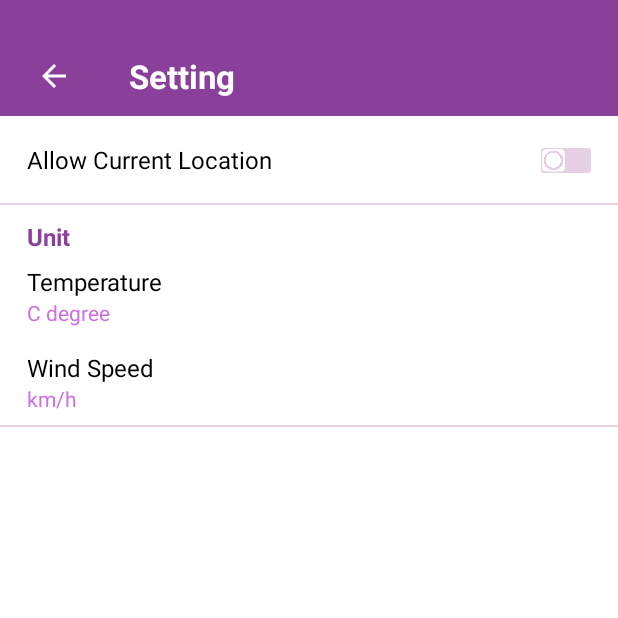
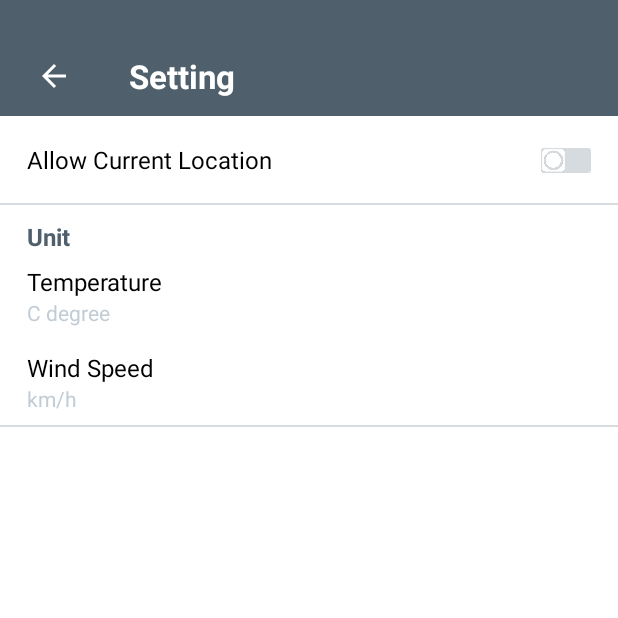
Before and after one commit to akaj-team/SpringFinal-Weather, an Android app: the MainActivity screen opened directly, with no data from a screen before it, after a tap on "Setting", on a phone screen of 412 x 824 dp, the top half of it. Run offline under Robolectric (Android 15) with nearby library versions, the phone set to English and light mode, and no system bars; our stand-ins replace Room's generated code; 2 other taps on this screen came first.

Commit message:
[Update] new color for UI

```diff
--- a/app/src/main/java/vn/asiantech/android/springfinalweather/kotlin/activity/MainActivity.kt
+++ b/app/src/main/java/vn/asiantech/android/springfinalweather/kotlin/activity/MainActivity.kt
@@ -73,7 +73,7 @@ class MainActivity : AppCompatActivity(),
         initData()
         when {
             intent.getBooleanExtra(Constants.FINDLOCATION, false) -> {
-                if (isOnline()){
+                if (isOnline()) {
                     checkLocationPermission()
                 } else {
                     Toast.makeText(this, R.string.connect_fail, Toast.LENGTH_SHORT).show()
@@ -160,7 +160,12 @@ class MainActivity : AppCompatActivity(),
     }
 
     private fun initData() {
-        mCityCollectionAdapter = CityCollectionAdapter(mListCityCollection, this)
+        val sharedPreferences = getSharedPreferences(getString(R.string.shared_preference_name), Context.MODE_PRIVATE)
+        mCityCollectionAdapter = CityCollectionAdapter(
+                mListCityCollection,
+                this,
+                sharedPreferences.getInt(Constants.UNIT_OF_TEMP, 0)
+        )
         mRecyclerView.adapter = mCityCollectionAdapter
         mRecyclerView.layoutManager = LinearLayoutManager(this)
         mViewPagerAdapter = ViewPagerAdapter(supportFragmentManager, mListCityCollection)
--- a/app/src/main/res/drawable/bg_track_checked.xml
+++ b/app/src/main/res/drawable/bg_track_checked.xml
@@ -2,5 +2,5 @@
 <shape xmlns:android="http://schemas.android.com/apk/res/android"
     android:shape="rectangle">
     <corners android:radius="2dp" />
-    <solid android:color="@color/colorPurple" />
+    <solid android:color="@color/colorMain" />
 </shape>
--- a/app/src/main/res/drawable/bg_track_unchecked.xml
+++ b/app/src/main/res/drawable/bg_track_unchecked.xml
@@ -2,5 +2,5 @@
 <shape xmlns:android="http://schemas.android.com/apk/res/android"
     android:shape="rectangle">
     <corners android:radius="2dp" />
-    <solid android:color="@color/colorViolet" />
+    <solid android:color="@color/colorFocus" />
 </shape>
--- a/app/src/main/res/drawable/bg_tv_when_press.xml
+++ b/app/src/main/res/drawable/bg_tv_when_press.xml
@@ -1,6 +1,6 @@
 <?xml version="1.0" encoding="utf-8"?>
 <selector xmlns:android="http://schemas.android.com/apk/res/android">
-    <item android:drawable="@color/colorViolet" android:state_focused="true" />
-    <item android:drawable="@color/colorViolet" android:state_pressed="true" />
+    <item android:drawable="@color/colorFocus" android:state_focused="true" />
+    <item android:drawable="@color/colorFocus" android:state_pressed="true" />
     <item android:drawable="@color/colorWhite" />
 </selector>
--- /dev/null
+++ b/app/src/main/res/drawable/ic_cancel_24dp.xml
@@ -0,0 +1,10 @@
+<vector xmlns:android="http://schemas.android.com/apk/res/android"
+    android:width="24dp"
+    android:height="24dp"
+    android:tint="#4f606c"
+    android:viewportHeight="24.0"
+    android:viewportWidth="24.0">
+    <path
+        android:fillColor="#FF000000"
+        android:pathData="M12,2C6.47,2 2,6.47 2,12s4.47,10 10,10 10,-4.47 10,-10S17.53,2 12,2zM17,15.59L15.59,17 12,13.41 8.41,17 7,15.59 10.59,12 7,8.41 8.41,7 12,10.59 15.59,7 17,8.41 13.41,12 17,15.59z" />
+</vector>
--- a/app/src/main/res/drawable/ic_cancel_black_24dp.xml
+++ /dev/null
@@ -1,9 +0,0 @@
-<vector xmlns:android="http://schemas.android.com/apk/res/android"
-        android:width="24dp"
-        android:height="24dp"
-        android:viewportWidth="24.0"
-        android:viewportHeight="24.0">
-    <path
-        android:fillColor="#FF000000"
-        android:pathData="M12,2C6.47,2 2,6.47 2,12s4.47,10 10,10 10,-4.47 10,-10S17.53,2 12,2zM17,15.59L15.59,17 12,13.41 8.41,17 7,15.59 10.59,12 7,8.41 8.41,7 12,10.59 15.59,7 17,8.41 13.41,12 17,15.59z"/>
-</vector>
--- a/app/src/main/res/drawable/ic_location_purple_24dp.xml
+++ b/app/src/main/res/drawable/ic_location_24dp.xml
@@ -1,7 +1,7 @@
 <vector xmlns:android="http://schemas.android.com/apk/res/android"
     android:width="36dp"
     android:height="36dp"
-    android:tint="#8A409B"
+    android:tint="#90D1FD"
     android:viewportHeight="24.0"
     android:viewportWidth="24.0">
     <path
--- a/app/src/main/res/layout/activity_search.xml
+++ b/app/src/main/res/layout/activity_search.xml
@@ -10,7 +10,7 @@
         android:id="@+id/toolBarSearch"
         android:layout_width="match_parent"
         android:layout_height="wrap_content"
-        android:background="@color/colorPurple">
+        android:background="@color/colorMain">
 
         <LinearLayout
             android:layout_width="match_parent"
--- a/app/src/main/res/layout/activity_setting.xml
+++ b/app/src/main/res/layout/activity_setting.xml
@@ -11,7 +11,7 @@
         android:id="@+id/toolBar"
         android:layout_width="match_parent"
         android:layout_height="wrap_content"
-        android:background="@color/colorPurple"
+        android:background="@color/colorMain"
         app:layout_constraintEnd_toEndOf="parent"
         app:layout_constraintStart_toStartOf="parent"
         app:layout_constraintTop_toTopOf="parent">
@@ -72,7 +72,7 @@
         android:layout_width="match_parent"
         android:layout_height="1dp"
         android:layout_marginTop="18dp"
-        android:background="@color/colorViolet"
+        android:background="@color/colorFocus"
         app:layout_constraintTop_toBottomOf="@+id/tvCurrentLocation" />
 
     <TextView
@@ -81,7 +81,7 @@
         android:layout_height="wrap_content"
         android:layout_marginTop="10dp"
         android:text="@string/unit"
-        android:textColor="@color/colorPurple"
+        android:textColor="@color/colorMain"
         android:textSize="16sp"
         android:textStyle="bold"
         app:layout_constraintStart_toStartOf="@+id/tvCurrentLocation"
@@ -110,7 +110,7 @@
             android:id="@+id/tvUnitOfTemp"
             android:layout_width="wrap_content"
             android:layout_height="wrap_content"
-            android:textColor="@color/colorPurplePastel" />
+            android:textColor="@color/colorPress" />
     </LinearLayout>
 
     <LinearLayout
@@ -136,13 +136,13 @@
             android:id="@+id/tvUnitOfWindSpeed"
             android:layout_width="wrap_content"
             android:layout_height="wrap_content"
-            android:textColor="@color/colorPurplePastel" />
+            android:textColor="@color/colorPress" />
     </LinearLayout>
 
     <View
         android:id="@+id/vLine2"
         android:layout_width="match_parent"
         android:layout_height="1dp"
-        android:background="@color/colorViolet"
+        android:background="@color/colorFocus"
         app:layout_constraintTop_toBottomOf="@+id/llUnitOfWindSpeed" />
 </android.support.constraint.ConstraintLayout>
--- a/app/src/main/res/values/colors.xml
+++ b/app/src/main/res/values/colors.xml
@@ -3,10 +3,10 @@
     <color name="colorPrimary">#3F51B5</color>
     <color name="colorPrimaryDark">#303F9F</color>
     <color name="colorAccent">#FF4081</color>
-    <color name="colorPurple">#8A409B</color>
+    <color name="colorMain">#4f606c</color>
     <color name="colorWhite">#FFFFFF</color>
     <color name="colorBlack">#000000</color>
-    <color name="colorViolet">#e7d0e6</color>
-    <color name="colorPurplePastel">#CC70E2</color>
+    <color name="colorFocus">#a6c0c8ce</color>
+    <color name="colorPress">#9f9caebc</color>
     <color name="colorGray">#c6c6c6</color>
 </resources>
```
Also changed, not shown: app/src/main/java/vn/asiantech/android/springfinalweather/kotlin/adapter/CityCollectionAdapter.kt (+25 -15 lines), app/src/main/res/drawable/ic_add_36dp.xml (added, +10 -0 lines), app/src/main/res/drawable/ic_add_black_36dp.xml (deleted, +0 -9 lines), app/src/main/res/drawable/ic_settings_36dp.xml (added, +10 -0 lines), app/src/main/res/drawable/ic_settings_black_36dp.xml (deleted, +0 -9 lines), app/src/main/res/layout/activity_main.xml (+8 -8 lines), app/src/main/res/layout/item_city_collection.xml (+29 -10 lines).
